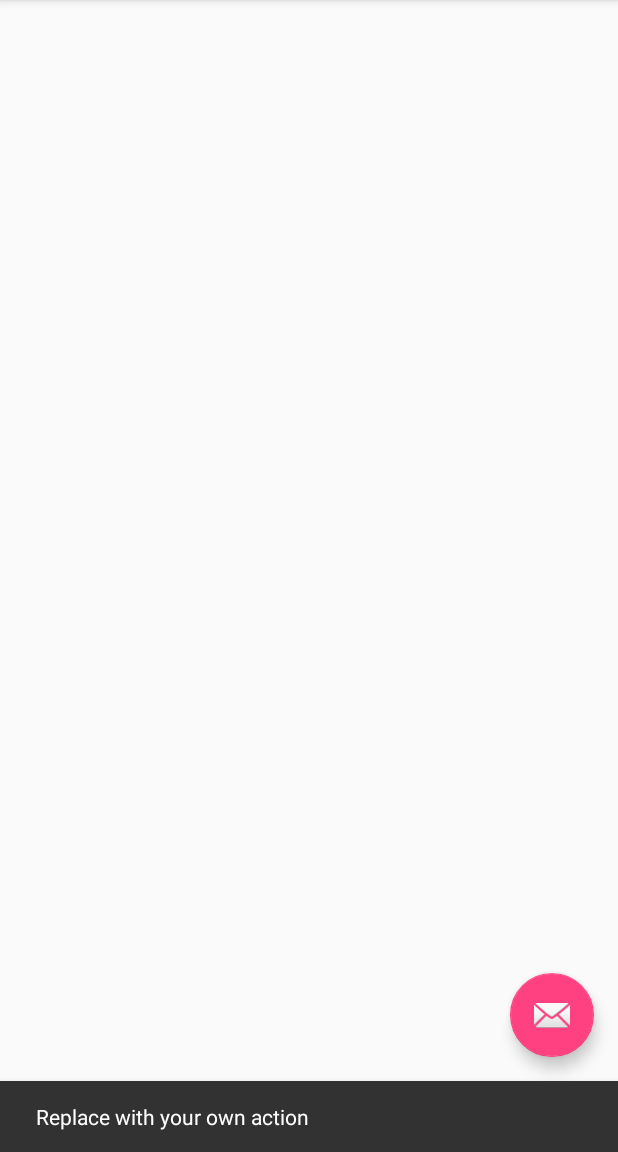
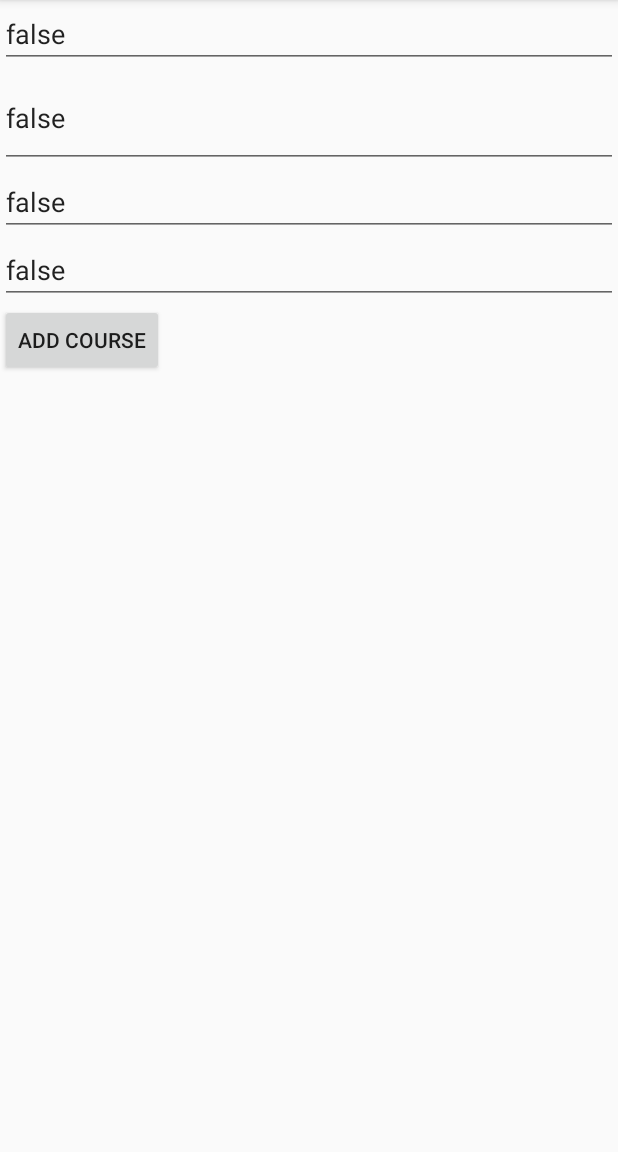
Before and after one commit to quandtifier/WebSevicesLab, an Android app: the fragment CourseDetailFragment placed in its activity, after a tap on an icon or button, on a phone screen of 412 x 824 dp, the part 84-1236 px from its top. Run offline under Robolectric (Android 15) with nearby library versions, the phone set to English and light mode, and no system bars; 1 statement that could not run was skipped.

Commit message:
the floating button is talking but no logic is behind it

```diff
--- a/app/src/main/java/edu/tacoma/uw/css/quandm/webserviceslab/CourseActivity.java
+++ b/app/src/main/java/edu/tacoma/uw/css/quandm/webserviceslab/CourseActivity.java
@@ -14,7 +14,8 @@ import edu.tacoma.uw.css.quandm.webserviceslab.Course.Course;
 
 public class CourseActivity extends AppCompatActivity implements
         CourseListFragment.OnListFragmentInteractionListener,
-        CourseDetailFragment.OnFragmentInteractionListener {
+        CourseDetailFragment.OnFragmentInteractionListener,
+        CourseAddFragment.CourseAddListener {
 
     @Override
     protected void onCreate(Bundle savedInstanceState) {
@@ -33,8 +34,11 @@ public class CourseActivity extends AppCompatActivity implements
         fab.setOnClickListener(new View.OnClickListener() {
             @Override
             public void onClick(View view) {
-                Snackbar.make(view, "Replace with your own action", Snackbar.LENGTH_LONG)
-                        .setAction("Action", null).show();
+                CourseAddFragment courseAddFragment = new CourseAddFragment();
+                getSupportFragmentManager().beginTransaction()
+                        .replace(R.id.fragment_container, courseAddFragment)
+                        .addToBackStack(null)
+                        .commit();
             }
         });
     }
@@ -78,4 +82,9 @@ public class CourseActivity extends AppCompatActivity implements
     public void onFragmentInteraction(Uri uri) {
 
     }
+
+    @Override
+    public void addCourse(String url) {
+
+    }
 }
--- a/app/src/main/java/edu/tacoma/uw/css/quandm/webserviceslab/CourseAddFragment.java
+++ b/app/src/main/java/edu/tacoma/uw/css/quandm/webserviceslab/CourseAddFragment.java
@@ -69,7 +69,7 @@ public class CourseAddFragment extends Fragment {
         // Inflate the layout for this fragment
         View v = inflater.inflate(R.layout.fragment_course_add, container, false);
 
-        mCourseIdEditText = (EditText) v.findViewById(R.id.edit_courseid_);
+        mCourseIdEditText = (EditText) v.findViewById(R.id.edit_courseid);
         mCourseShortDescEditText = (EditText) v.findViewById(R.id.edit_short_desc);
         mCourseLongDescEditText = (EditText) v.findViewById(R.id.edit_long_desc);
         mCoursePrereqsEditText = (EditText) v.findViewById(R.id.edit_prereqs);
@@ -77,7 +77,7 @@ public class CourseAddFragment extends Fragment {
                 getActivity().findViewById(R.id.fab);
         floatingActionButton.hide();
 
-        Button addCourseButton = (Button) v.findViewById(R.id.btnCourse);
+        Button addCourseButton = (Button) v.findViewById(R.id.btn_course);
         addCourseButton.setOnClickListener(new View.OnClickListener() {
             @Override
             public void onClick(View v) {
--- a/app/src/main/java/edu/tacoma/uw/css/quandm/webserviceslab/CourseDetailFragment.java
+++ b/app/src/main/java/edu/tacoma/uw/css/quandm/webserviceslab/CourseDetailFragment.java
@@ -3,10 +3,12 @@ package edu.tacoma.uw.css.quandm.webserviceslab;
 import android.content.Context;
 import android.net.Uri;
 import android.os.Bundle;
+import android.support.design.widget.FloatingActionButton;
 import android.support.v4.app.Fragment;
 import android.view.LayoutInflater;
 import android.view.View;
 import android.view.ViewGroup;
+import android.widget.Button;
 import android.widget.TextView;
 
 import edu.tacoma.uw.css.quandm.webserviceslab.Course.Course;
@@ -21,16 +23,11 @@ import edu.tacoma.uw.css.quandm.webserviceslab.Course.Course;
  * create an instance of this fragment.
  */
 public class CourseDetailFragment extends Fragment {
-    // TODO: Rename parameter arguments, choose names that match
-    // the fragment initialization parameters, e.g. ARG_ITEM_NUMBER
-    private static final String ARG_PARAM1 = "param1";
-    private static final String ARG_PARAM2 = "param2";
+
+
 
     public final static String COURSE_ITEM_SELECTED = "course_selected";
 
-    // TODO: Rename and change types of parameters
-    private String mParam1;
-    private String mParam2;
 
     private TextView mCourseIdTextView;
     private TextView mCourseShortDescTextView ;
@@ -51,12 +48,11 @@ public class CourseDetailFragment extends Fragment {
      * @param param2 Parameter 2.
      * @return A new instance of fragment CourseDetailFragment.
      */
-    // TODO: Rename and change types and number of parameters
+
     public static CourseDetailFragment newInstance(String param1, String param2) {
         CourseDetailFragment fragment = new CourseDetailFragment();
         Bundle args = new Bundle();
-        args.putString(ARG_PARAM1, param1);
-        args.putString(ARG_PARAM2, param2);
+
         fragment.setArguments(args);
         return fragment;
     }
@@ -64,10 +60,7 @@ public class CourseDetailFragment extends Fragment {
     @Override
     public void onCreate(Bundle savedInstanceState) {
         super.onCreate(savedInstanceState);
-        if (getArguments() != null) {
-            mParam1 = getArguments().getString(ARG_PARAM1);
-            mParam2 = getArguments().getString(ARG_PARAM2);
-        }
+
     }
 
     @Override
@@ -79,6 +72,9 @@ public class CourseDetailFragment extends Fragment {
         mCourseShortDescTextView = (TextView) view.findViewById(R.id.course_short_desc);
         mCourseLongDescTextView = (TextView) view.findViewById(R.id.course_long_desc);
         mCoursePrereqsTextView = (TextView) view.findViewById(R.id.course_prereqs);
+        FloatingActionButton floatingActionButton = (FloatingActionButton)
+                getActivity().findViewById(R.id.fab);
+        floatingActionButton.show();
 
         return view;
 
--- a/app/src/main/java/edu/tacoma/uw/css/quandm/webserviceslab/CourseListFragment.java
+++ b/app/src/main/java/edu/tacoma/uw/css/quandm/webserviceslab/CourseListFragment.java
@@ -3,6 +3,7 @@ package edu.tacoma.uw.css.quandm.webserviceslab;
 import android.content.Context;
 import android.os.AsyncTask;
 import android.os.Bundle;
+import android.support.design.widget.FloatingActionButton;
 import android.support.v4.app.Fragment;
 import android.support.v7.widget.GridLayoutManager;
 import android.support.v7.widget.LinearLayoutManager;
@@ -53,8 +54,7 @@ public class CourseListFragment extends Fragment {
     public CourseListFragment() {
     }
 
-    // TODO: Customize parameter initialization
-    @SuppressWarnings("unused")
+
     public static CourseListFragment newInstance(int columnCount) {
         CourseListFragment fragment = new CourseListFragment();
         Bundle args = new Bundle();
@@ -89,6 +89,10 @@ public class CourseListFragment extends Fragment {
             CourseAsyncTask courseAsyncTask = new CourseAsyncTask();
             courseAsyncTask.execute(new String[]{COURSE_URL});
         }
+
+        FloatingActionButton floatingActionButton = (FloatingActionButton)
+                getActivity().findViewById(R.id.fab);
+        floatingActionButton.show();
         return view;
     }
 
--- a/app/src/main/res/layout/fragment_course_add.xml
+++ b/app/src/main/res/layout/fragment_course_add.xml
@@ -34,4 +34,10 @@
         android:layout_height="wrap_content"
         android:hint="@string/enter_prereqs"
         android:text="@+id/enter_prereqs" />
+
+    <Button
+        android:id="@+id/btn_course"
+        android:layout_width="wrap_content"
+        android:layout_height="wrap_content"
+        android:text="@string/btn_add_course" />
 </LinearLayout>
--- a/app/src/main/res/values/strings.xml
+++ b/app/src/main/res/values/strings.xml
@@ -8,5 +8,6 @@
     <string name="enter_short_desc">Enter Course Short Description (Ex:\nMobile App Programming)</string>
     <string name="enter_long_desc">Enter Course Long Description</string>
     <string name="enter_prereqs">Enter Prerequisites</string>
+    <string name="btn_add_course">ADD COURSE</string>
 
 </resources>
```
